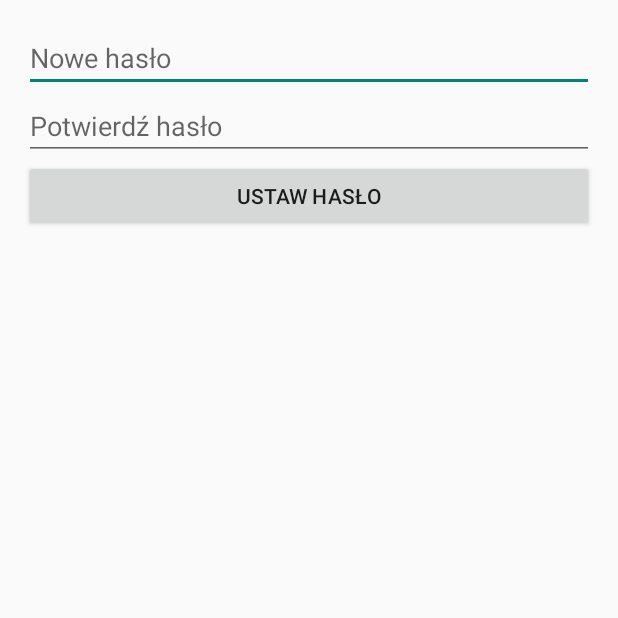
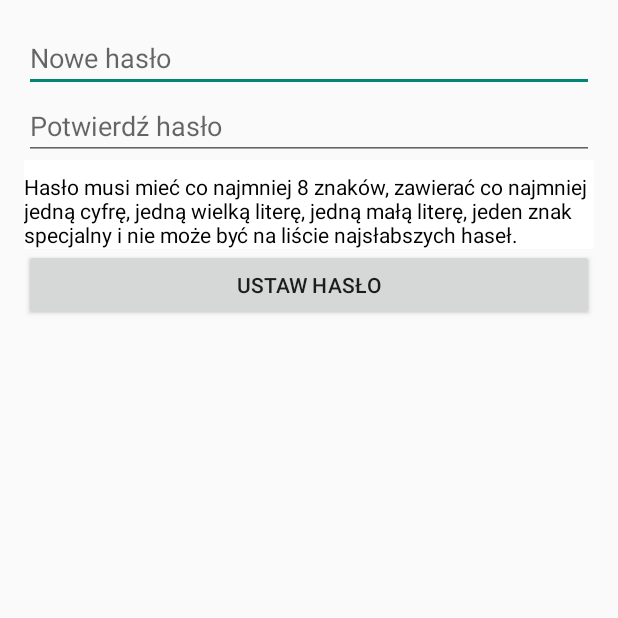
Before and after one commit to jwieczor03/notebook_password, an Android app built with Jetpack Compose: the SetPasswordActivity screen opened directly, with no data from a screen before it, on a phone screen of 412 x 824 dp, the top half of it. Run offline under Robolectric (Android 15) with nearby library versions, the phone set to English and light mode, and no system bars.

Commit message:
3nd commit

```diff
--- a/app/src/main/res/layout/activity_set_password.xml
+++ b/app/src/main/res/layout/activity_set_password.xml
@@ -10,18 +10,35 @@
         android:layout_width="match_parent"
         android:layout_height="wrap_content"
         android:hint="Nowe hasło"
-        android:inputType="textPassword" />
+        android:inputType="textPassword"
+        android:importantForAccessibility="yes"
+        android:contentDescription="Wprowadź nowe hasło" />
 
     <EditText
         android:id="@+id/editTextConfirmPassword"
         android:layout_width="match_parent"
         android:layout_height="wrap_content"
         android:hint="Potwierdź hasło"
-        android:inputType="textPassword" />
+        android:inputType="textPassword"
+        android:importantForAccessibility="yes"
+        android:contentDescription="Potwierdź nowe hasło" />
 
+    <TextView
+        android:id="@+id/textViewPasswordRequirements"
+        android:layout_width="match_parent"
+        android:layout_height="wrap_content"
+        android:text="Hasło musi mieć co najmniej 8 znaków, zawierać co najmniej jedną cyfrę, jedną wielką literę, jedną małą literę, jeden znak specjalny i nie może być na liście najsłabszych haseł."
+        android:paddingTop="8dp"
+        android:textColor="@android:color/black"
+        android:background="@android:color/white"
+        android:visibility="visible"
+        android:importantForAccessibility="yes"
+        android:contentDescription="Wymagania dotyczące hasła" />
     <Button
         android:id="@+id/buttonSetPassword"
         android:layout_width="match_parent"
         android:layout_height="wrap_content"
-        android:text="Ustaw hasło" />
+        android:text="Ustaw hasło"
+        android:importantForAccessibility="yes"
+        android:contentDescription="Ustaw nowe hasło" />
 </LinearLayout>
```
Also changed, not shown: app/src/main/java/com/jwieczor/otebook_with_password/LoginActivity.kt (+19 -0 lines), app/src/main/java/com/jwieczor/otebook_with_password/MainActivity.kt (+27 -4 lines), app/src/main/java/com/jwieczor/otebook_with_password/ResetPasswordActivity.kt (+31 -0 lines), app/src/main/res/layout/activity_reset_password.xml (+10 -2 lines).
